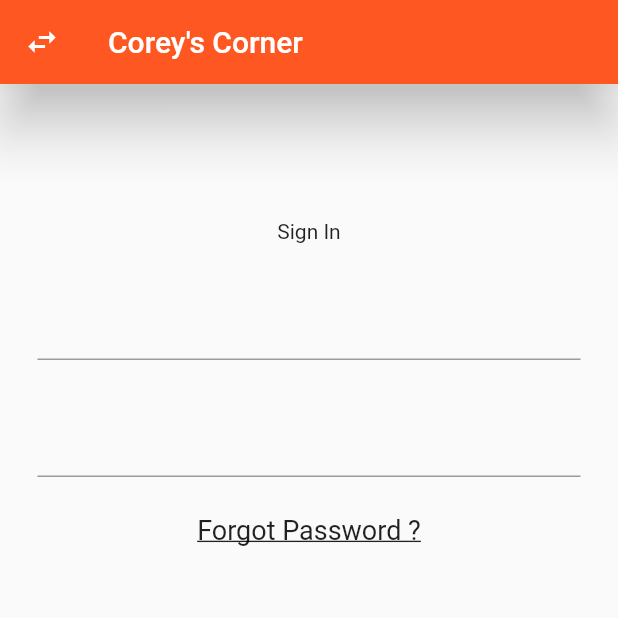
After one commit to gardnerapp/fluttaResteraunt-, a Flutter app: the Auth screen opened directly, after a tap on the "swap horiz" icon, on a phone screen of 412 x 824 dp, the top half of it. The commit adds this screen. Run offline on Flutter 3.47's test engine with Material 2 defaults, Android fonts, the phone set to English and light mode, and no system bars; our stand-ins replace carousel_pro, flutter_bloc; missing offline and left inert: dart:html, pimp_my_button; network calls fail.

Commit message:
begin API, Authentication Layout

```diff
--- /dev/null
+++ b/lib/api/authentication.dart
@@ -0,0 +1,36 @@
+import 'dart:convert';
+
+import 'package:untitled/api/base.dart';
+import 'package:http/http.dart' as http;
+
+class AuthenticationRequest extends Base{
+
+  Future<http.Response> createUser(String name, String email, String phone,
+      String password, String passwordConfirmation) async {
+    var body = jsonEncode({
+      'user': {
+        "name": name,
+        "email": email,
+        "phone": phone,
+        "password": password,
+        "password_confirmation": passwordConfirmation,
+      }
+    });
+
+    http.Response response =
+        await http.post(super.userPath, headers: headers, body: body);
+
+    return response;
+  }
+
+  Future<http.Response> loginUser(String phone, String password) async {
+    var body = jsonEncode({
+      'user': {'phone': phone, 'password': password}
+    });
+
+    http.Response response =
+        await http.post(super.loginPath, headers: headers, body: body);
+
+    return response;
+  }
+}
--- /dev/null
+++ b/lib/api/base.dart
@@ -0,0 +1,13 @@
+class Base{
+  static String base = "https://localhost:3000";
+  static var api = base + "/v1/api";
+  var loginPath = api + "/login";
+  var userPath = api + "/user";
+  int accepted = 202;
+  int unprocessableEntity = 422;
+
+  Map<String,String> headers = {
+    "Content-Type": "application/json; charset=UTF-8"
+  };
+
+}
--- /dev/null
+++ b/lib/authentication_layouts/auth.dart
@@ -0,0 +1,30 @@
+import 'package:flutter/material.dart';
+import 'package:untitled/authentication_layouts/signin.dart';
+import 'package:untitled/authentication_layouts/signup.dart';
+
+class Auth extends StatefulWidget {
+  @override
+  _AuthState createState() => _AuthState();
+}
+
+class _AuthState extends State<Auth> {
+  bool showSignUp = true;
+  @override
+  Widget build(BuildContext context) {
+    return Scaffold(
+      appBar: AppBar(
+        title: Text(
+          'Corey\'s Corner'
+        ),
+        leading: IconButton(icon: Icon(Icons.swap_horiz), onPressed: (){
+          setState(() {
+            showSignUp = !showSignUp;
+          });
+        }),
+      ),
+      body: Container(
+        child: showSignUp ? SignUp() : SignIn(),
+      ),
+    );
+  }
+}
--- /dev/null
+++ b/lib/authentication_layouts/form_Styles/text_container.dart
@@ -0,0 +1,14 @@
+import 'package:flutter/material.dart';
+
+class TextFormContainer extends StatelessWidget {
+  final Widget child;
+
+  const TextFormContainer({Key key, this.child}) : super(key: key);
+  @override
+  Widget build(BuildContext context) {
+    return Container(
+      width: 400.0,
+      child: child
+    );
+  }
+}
--- /dev/null
+++ b/lib/authentication_layouts/signin.dart
@@ -0,0 +1,70 @@
+import 'dart:html';
+
+import 'package:flutter/material.dart';
+import 'package:untitled/api/authentication.dart';
+import 'package:untitled/authentication_layouts/form_Styles/text_container.dart';
+
+class SignIn extends StatefulWidget {
+  @override
+  _SignInState createState() => _SignInState();
+}
+
+class _SignInState extends State<SignIn> {
+  AuthenticationRequest auth = AuthenticationRequest();
+  final _key = GlobalKey<FormState>();
+  String phone;
+  String passwrd;
+  @override
+  Widget build(BuildContext context) {
+    return Container(
+      padding: EdgeInsets.symmetric(vertical: 20.0, horizontal: 25.0),
+      child: Form(
+        key: _key,
+        child: Column(
+          mainAxisAlignment: MainAxisAlignment.start,
+          children: <Widget>[
+            SizedBox(height: 70.0,),
+            Text('Sign In'),
+            SizedBox(height: 30.0,),
+            TextFormContainer(
+              child: TextFormField(
+                // todo  decoration: ,
+                onChanged: (val) => setState(()=> phone = val),
+              ),
+            ),
+            SizedBox(
+              height: 30.0,
+            ),
+            TextFormContainer(
+              child: TextFormField(
+                // todo  decoration: ,
+                onChanged: (val) => setState(()=> passwrd = val),
+              ),
+            ),
+            SizedBox(
+              height: 25.0,
+            ),
+            GestureDetector(
+              child: Text(
+                "Forgot Password ?",
+                style: TextStyle(
+                    fontSize: 18.0, decoration: TextDecoration.underline),
+              ),
+              onTap: (){
+                /*Navigator.push(context, MaterialPageRoute(builder: (context) =>
+                  ResetPassword()
+                ));*/
+              },
+            ),
+            SizedBox(
+              height: 25.0,
+            ),
+            Container(
+
+            )
+          ],
+        ),
+      ),
+    );
+  }
+}
--- /dev/null
+++ b/lib/authentication_layouts/signup.dart
@@ -0,0 +1,13 @@
+import 'package:flutter/material.dart';
+
+class SignUp extends StatefulWidget {
+  @override
+  _SignUpState createState() => _SignUpState();
+}
+
+class _SignUpState extends State<SignUp> {
+  @override
+  Widget build(BuildContext context) {
+    return Container();
+  }
+}
--- a/lib/item/item_details.dart
+++ b/lib/item/item_details.dart
@@ -149,6 +149,8 @@ class _ItemDetailsState extends State<ItemDetails> {
   }
 }
 
+//TODO move into another file and rename to common sense stuff
+
 //For sides, pick one from group
 class MyList extends StatefulWidget {
   final List<Side> items;
--- a/lib/main.dart
+++ b/lib/main.dart
@@ -32,8 +32,9 @@ class Beech extends StatelessWidget {
       MaterialApp(
         title: 'Corey\'s Corner',
         theme: ThemeData(primaryColor: Colors.deepOrange,
-
-
+          appBarTheme: AppBarTheme(
+            elevation: 16.0
+          )
         ),
             home: //make this a custom app
           Home()));
--- a/lib/menu/section_Item_list.dart
+++ b/lib/menu/section_Item_list.dart
@@ -35,9 +35,16 @@ class SectionItemList extends StatelessWidget {
     );
   }
 
-  getItemWidgets(List<Item> list){
+  getItemWidgets(List<Item> list) {
     //TODO Can I Do Awy with this Column
-    return new Column( crossAxisAlignment: CrossAxisAlignment.end, mainAxisAlignment: MainAxisAlignment.center,
-        children: list.map((food)=> Directionality(textDirection: TextDirection.ltr, child: MenuItemPanel(food))).toList());
+    return new Column(
+        crossAxisAlignment: CrossAxisAlignment.end,
+        mainAxisAlignment: MainAxisAlignment.center,
+        children: list
+            .map((food) => Directionality(
+                textDirection: TextDirection.ltr, child: MenuItemPanel(food)))
+            .toList());
+  }
 }
-}
+
+//ReUsable AppBar, Icon Button Styling, MenuItemPanel, then MenuItemList
--- a/lib/models/bloc.dart
+++ b/lib/models/bloc.dart
@@ -1,6 +1,7 @@
 import 'dart:async';
 import 'package:flutter_bloc/flutter_bloc.dart';
-//TODO add addons
+//TODO add addons OLD ?
+//TODO mStore User in State
 
 enum EventType{add, delete}
 
--- a/pubspec.yaml
+++ b/pubspec.yaml
@@ -32,6 +32,7 @@ dependencies:
   flutter_bloc: ^6.0.1
   stripe_payment: ^1.0.8
   pimp_my_button: ^1.0.0
+  http: ^0.12.1
 
 
 
```
Also changed, not shown: lib/api/order.dart (added), lib/authentication_layouts/forgot.dart (added), pubspec.lock. Lines whose indentation alone changed are shown as unchanged.
